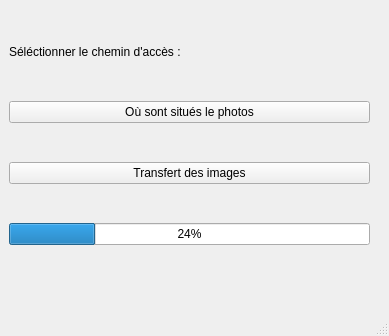
Qt form RepoGit/mainwindow.ui (guillaumedalbignac/Projet-Copie-Qt) before a commit.
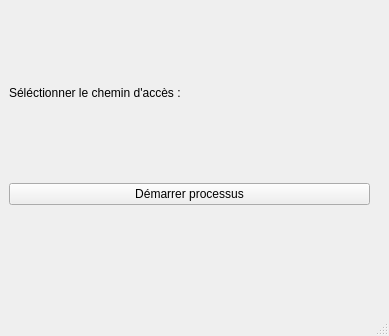
The same form after that commit.

What changed in the file:
```diff
--- a/RepoGit/mainwindow.ui
+++ b/RepoGit/mainwindow.ui
@@ -40,30 +40,7 @@
      <item>
       <widget class="QPushButton" name="pushButton">
        <property name="text">
-        <string>Où sont situés le photos</string>
-       </property>
-      </widget>
-     </item>
-     <item>
-      <widget class="QPushButton" name="pushButton_3">
-       <property name="enabled">
-        <bool>true</bool>
-       </property>
-       <property name="text">
-        <string>Transfert des images</string>
-       </property>
-      </widget>
-     </item>
-     <item>
-      <widget class="QProgressBar" name="progressBar">
-       <property name="sizePolicy">
-        <sizepolicy hsizetype="Expanding" vsizetype="Fixed">
-         <horstretch>0</horstretch>
-         <verstretch>0</verstretch>
-        </sizepolicy>
-       </property>
-       <property name="value">
-        <number>24</number>
+        <string>Démarrer processus</string>
        </property>
       </widget>
      </item>
```
